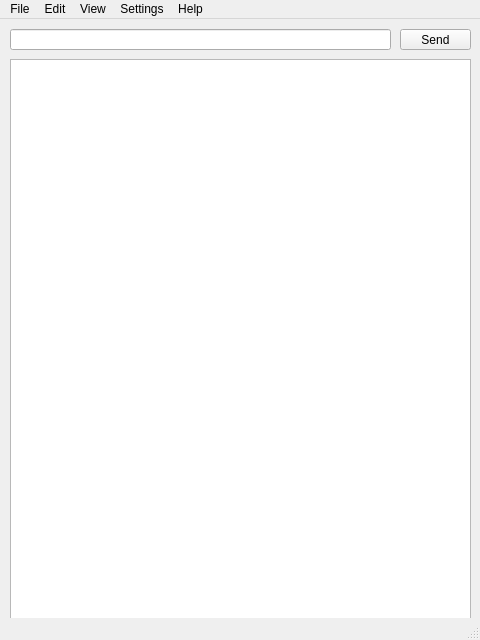
jDan735/qtscp, file qtscp/main/qtscp.ui: the form before one commit.
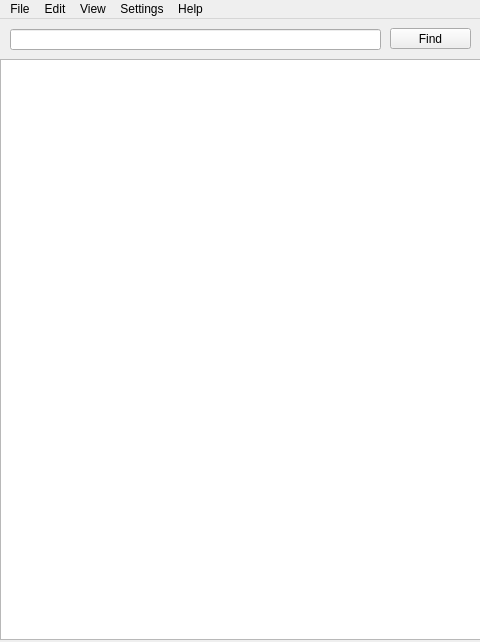
The form after the commit. Icons and pictures are not drawn.

```diff
--- a/qtscp/main/qtscp.ui
+++ b/qtscp/main/qtscp.ui
@@ -7,7 +7,7 @@
     <x>0</x>
     <y>0</y>
     <width>480</width>
-    <height>640</height>
+    <height>642</height>
    </rect>
   </property>
   <property name="windowTitle">
@@ -19,7 +19,7 @@
      <rect>
       <x>10</x>
       <y>10</y>
-      <width>381</width>
+      <width>371</width>
       <height>21</height>
      </rect>
     </property>
@@ -27,25 +27,31 @@
    <widget class="QPushButton" name="pushButton">
     <property name="geometry">
      <rect>
-      <x>400</x>
-      <y>10</y>
-      <width>71</width>
+      <x>390</x>
+      <y>9</y>
+      <width>81</width>
       <height>21</height>
      </rect>
     </property>
     <property name="text">
-     <string>Send</string>
+     <string>Find</string>
     </property>
    </widget>
    <widget class="QTextBrowser" name="textBrowser">
     <property name="geometry">
      <rect>
-      <x>10</x>
+      <x>0</x>
       <y>40</y>
-      <width>461</width>
-      <height>561</height>
+      <width>481</width>
+      <height>581</height>
      </rect>
     </property>
+    <property name="acceptDrops">
+     <bool>true</bool>
+    </property>
+    <property name="autoFillBackground">
+     <bool>false</bool>
+    </property>
     <property name="html">
      <string>&lt;!DOCTYPE HTML PUBLIC &quot;-//W3C//DTD HTML 4.0//EN&quot; &quot;http://www.w3.org/TR/REC-html40/strict.dtd&quot;&gt;
 &lt;html&gt;&lt;head&gt;&lt;meta name=&quot;qrichtext&quot; content=&quot;1&quot; /&gt;&lt;style type=&quot;text/css&quot;&gt;
@@ -98,7 +104,6 @@
    <addaction name="menuSettings"/>
    <addaction name="menuHelp"/>
   </widget>
-  <widget class="QStatusBar" name="statusbar"/>
   <action name="actionAbout_SCP">
    <property name="text">
     <string>About SCP</string>
```
Left out of the diff: 34 changed lines with no effect on the pictures.
